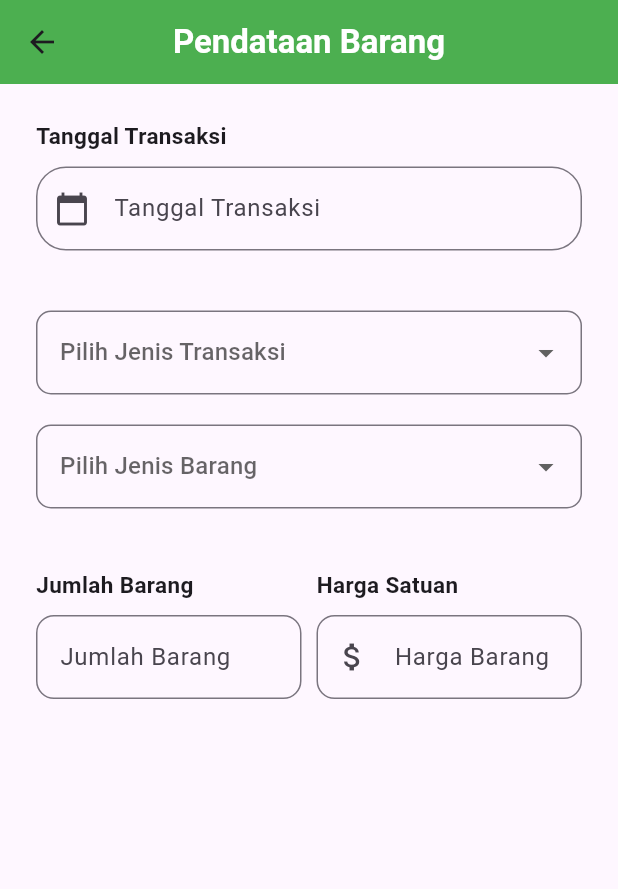
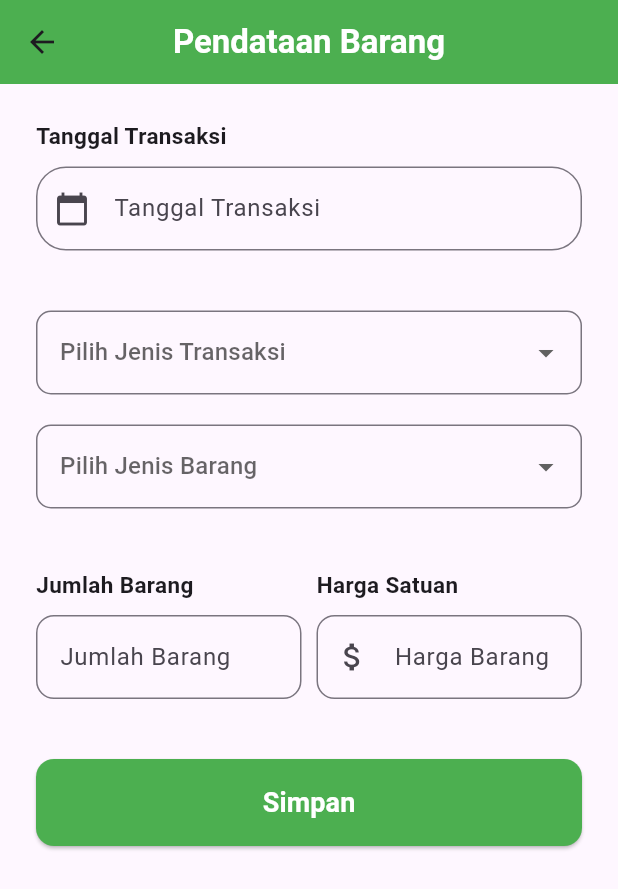
Before and after one commit to bimbim1214/20220140065_UCP1Flutter, a Flutter app: the PendataanBarangPage screen opened directly, on a phone screen of 412 x 824 dp. Shown: the top 889 px of the screen. Run offline on Flutter 3.47's test engine with Material 3 defaults, Android fonts, the phone set to English and light mode, and no system bars.

Commit message:
Kirim data pendataan barang ke halaman detail setelah validasi dan perhitungan

```diff
--- a/lib/produk/pendataan_barang_page.dart
+++ b/lib/produk/pendataan_barang_page.dart
@@ -236,7 +236,41 @@ class _PendataanBarangPageState extends State<PendataanBarangPage> {
                     ),
                   ],
                 ),
-
+                const SizedBox(height: 40),
+                SizedBox(
+                  width: double.infinity,
+                  child: ElevatedButton(
+                    onPressed: () {
+                      if (_formKey.currentState!.validate()) {
+                        calculateHargaBarang();
+                        Navigator.push(
+                          context,
+                         MaterialPageRoute(
+                            builder: (context) => DetailPendataanPage(
+                              TanggalTransaksi: tanggalTController.text,
+                              JenisTransaksi: JenisTransaksi!,
+                              JenisBarang: JenisBarang!,
+                              JumlahBarang: jumlahBarangController.text,
+                              TotalHarga: totalHargaController.text,
+                              HargaSatuan: (jenisBarangMap[JenisBarang] ?? 0).toString(),
+                            ),
+                          ),
+                        );
+                      }
+                    },
+                    style: ElevatedButton.styleFrom(
+                      backgroundColor: Colors.green,
+                      padding: const EdgeInsets.symmetric(vertical: 16),
+                      shape: RoundedRectangleBorder(
+                        borderRadius: BorderRadius.circular(12),
+                      ),
+                    ),
+                    child: const Text(
+                      'Simpan',
+                      style: TextStyle(fontSize: 18, fontWeight: FontWeight.bold, color: Colors.white),
+                    ),
+                  ),
+                ),
               ],
             ),
           ),
```
